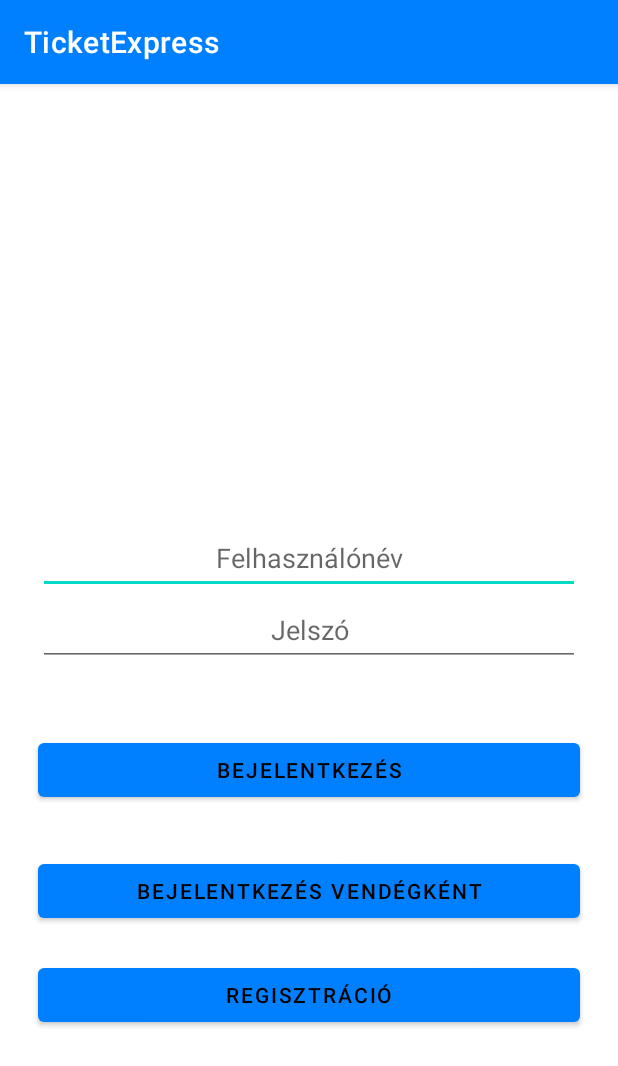
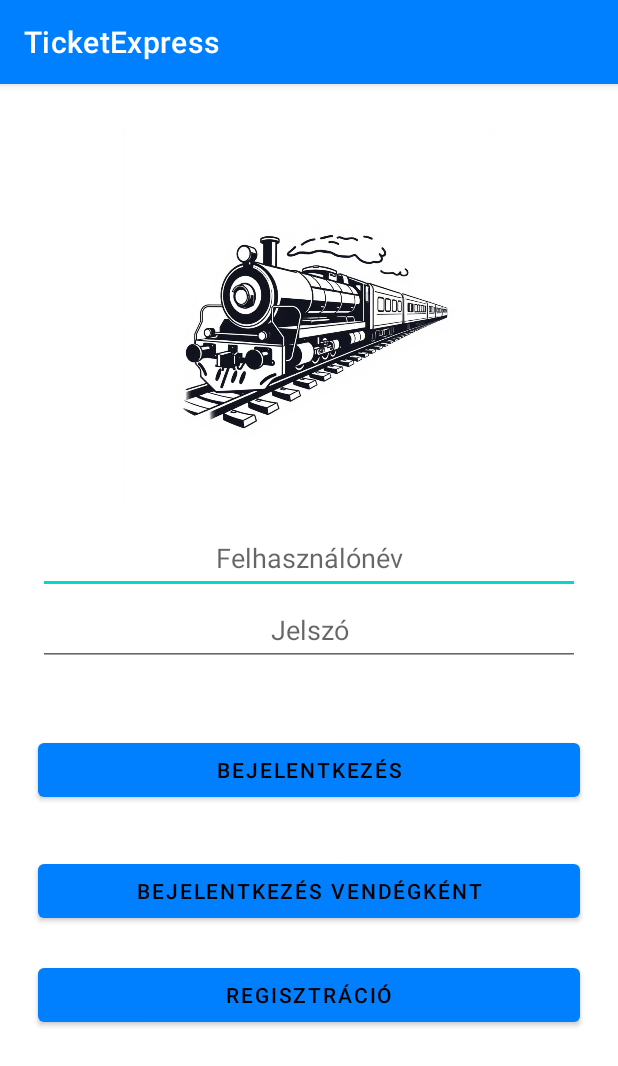
Before and after one commit to Larion2003/TicketExpress, an Android app: the screen it shows after launch (MainActivity), on a phone screen of 412 x 824 dp. Shown: the top 1066 px of the screen. Run offline under Robolectric (Android 15) with nearby library versions, the phone set to English and light mode, and no system bars; our stand-ins replace Firebase (no records; nobody signed in at launch, a user with empty details on screens opened directly).

Commit message:
Projekt 1. mérföldkő

```diff
--- a/app/src/main/res/layout/activity_main.xml
+++ b/app/src/main/res/layout/activity_main.xml
@@ -5,6 +5,19 @@
     android:layout_width="match_parent"
     android:layout_height="match_parent"
     tools:context=".MainActivity">
+
+    <!--Kép a felhasználónév fölött középen-->
+    <ImageView
+        android:id="@+id/logoImageView"
+        android:layout_width="250dp"
+        android:layout_height="250dp"
+        android:layout_marginTop="32dp"
+        android:layout_marginBottom="16dp"
+        app:layout_constraintBottom_toTopOf="@+id/editTextUserName"
+        app:layout_constraintEnd_toEndOf="parent"
+        app:layout_constraintStart_toStartOf="parent"
+        app:layout_constraintTop_toTopOf="parent"
+        app:srcCompat="@drawable/trainlogo" />
 
     <!--Felhasználónév-->
     <EditText
```
Also changed, not shown: app/src/main/res/drawable-v24/trainlogo.jpg (added).
